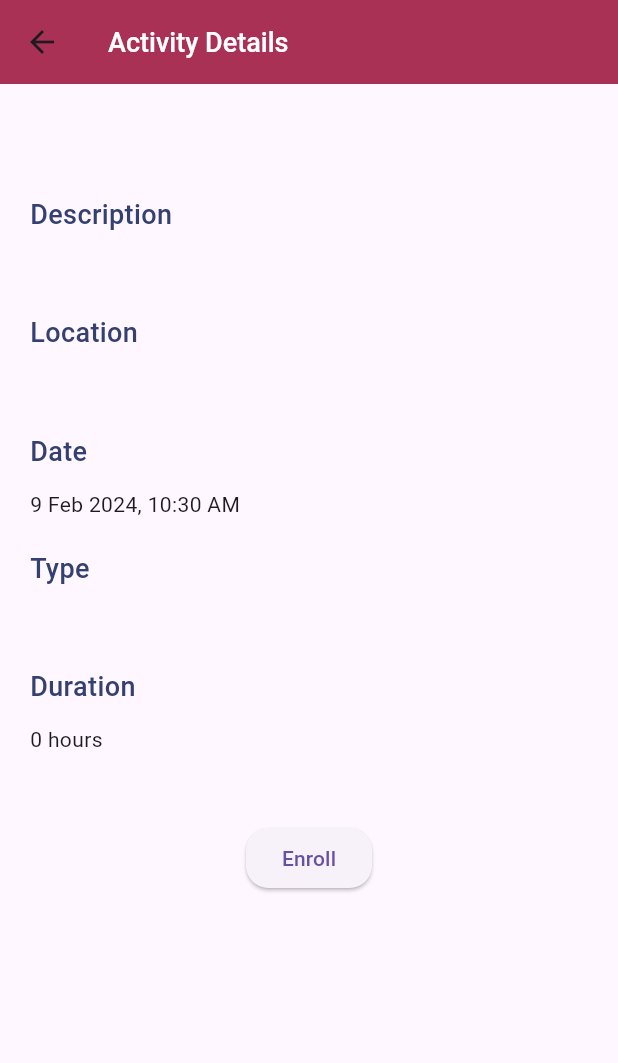
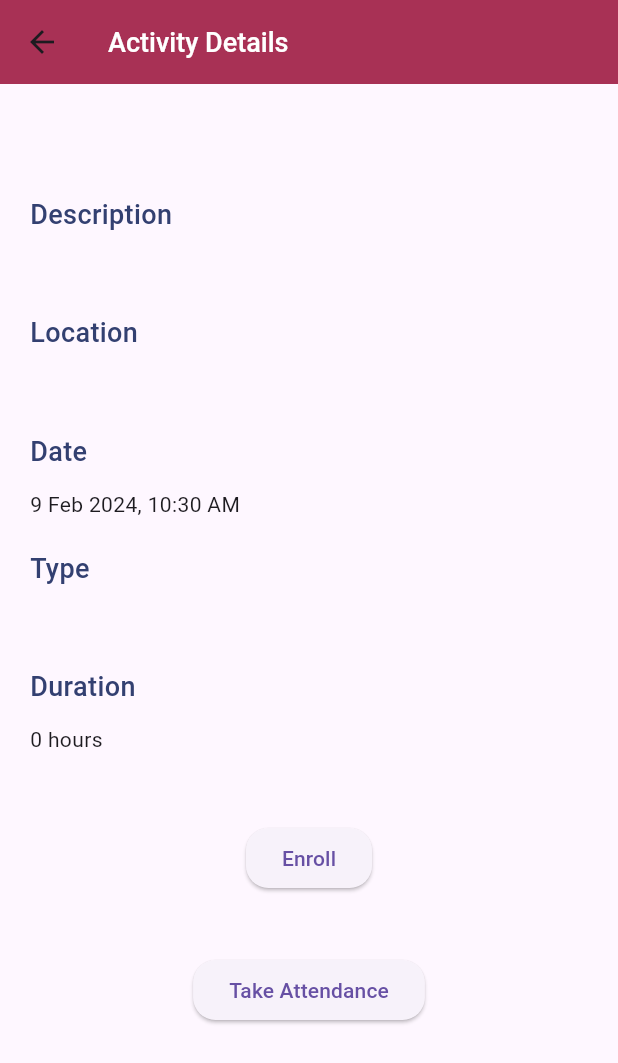
Before and after one commit to aemeeeee/biggestatheart, a Flutter app: the ActivityPage screen opened directly with empty values, on a phone screen of 412 x 824 dp. Shown: the top 1063 px of the screen. Run offline on Flutter 3.47's test engine with Material 3 defaults, Android fonts, the phone set to English and light mode, and no system bars; our stand-ins replace cloud_firestore, firebase_auth, firebase_core, flutter_typeahead, font_awesome_flutter; accounts and stored records are empty.

Commit message:
navigate to attendance form

```diff
--- a/BAH_Flutter/lib/Routes/activity_page.dart
+++ b/BAH_Flutter/lib/Routes/activity_page.dart
@@ -8,6 +8,7 @@ import '../Helpers/Firebase_Services/activity_page.dart';
 import 'package:firebase_auth/firebase_auth.dart';
 import '../Models/activity.dart';
 import 'package:intl/intl.dart';
+import 'attendance_form.dart';
 
 class ActivityPage extends StatefulWidget {
   final String activityID;
@@ -176,6 +177,8 @@ class ActivityPageState extends State<ActivityPage> {
                                         color:
                                             Color.fromARGB(255, 51, 64, 113)))
                                 : enrollButton(currUserID),
+                            const SizedBox(height: 20),
+                            takeAttendanceButton(context, widget.activityID),
                           ],
                         ),
                       ],
@@ -231,3 +234,25 @@ class ActivityPageState extends State<ActivityPage> {
     );
   }
 }
+
+Widget takeAttendanceButton(BuildContext context, activityID) {
+  return Container(
+    margin: const EdgeInsets.only(top: 20),
+    child: ElevatedButton(
+      onPressed: () async {
+        // Navigate to the AttendanceForm page
+        Navigator.push(
+          context,
+          MaterialPageRoute(
+            builder: (context) => AttendanceForm(activityID: activityID),
+          ),
+        );
+      },
+      style: ButtonStyle(
+          shape: MaterialStateProperty.all<RoundedRectangleBorder>(
+              RoundedRectangleBorder(
+                  borderRadius: BorderRadius.circular(15)))),
+      child: const Text('Take Attendance'),
+    ),
+  );
+}
--- a/BAH_Flutter/lib/Routes/honor_roll.dart
+++ b/BAH_Flutter/lib/Routes/honor_roll.dart
@@ -23,7 +23,7 @@ class HonorRollPage extends StatelessWidget {
                   mainAxisAlignment: MainAxisAlignment.center,
                   children: [
                     Text(
-                      'Name of Volunteer with Highest Record: ',
+                      'Volunteer with Most Activities: ',
                       style: TextStyle(fontSize: 20),
                       textAlign: TextAlign.center,
                     ),
--- a/BAH_Flutter/pubspec.yaml
+++ b/BAH_Flutter/pubspec.yaml
@@ -32,6 +32,7 @@ dependencies:
     sdk: flutter
   flutter_test:
     sdk: flutter
+  font_awesome_flutter: ^9.1.0
 
   # The following adds the Cupertino Icons font to your application.
   # Use with the CupertinoIcons class for iOS style icons.
```
Also changed, not shown: BAH_Flutter/lib/Routes/home_page.dart (+39 -6 lines), BAH_Flutter/pubspec.lock.
